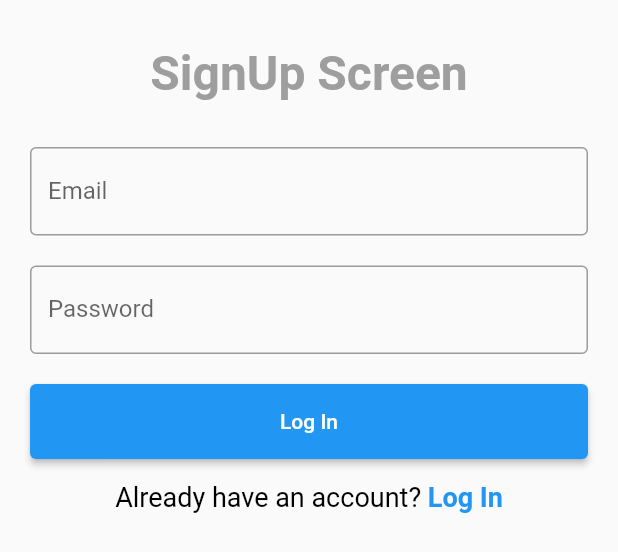
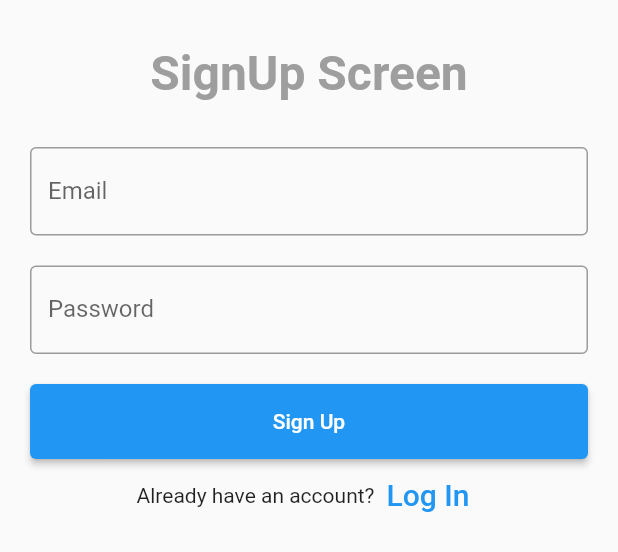
Before and after one commit to Vengadesh27/Food-App, a Flutter app: the SigninScreen widget shown alone on an empty page, opened directly with empty values, on a phone screen of 412 x 824 dp. Shown: the top 552 px of the screen. Run offline on Flutter 3.47's test engine with Material 2 defaults, Android fonts, the light colour scheme and no system bars; our stand-ins replace firebase_auth, firebase_core; accounts and stored records are empty; network calls fail.

Commit message:
SignUp Screen Done

```diff
--- a/lib/auth/signin_screen.dart
+++ b/lib/auth/signin_screen.dart
@@ -1,5 +1,6 @@
+import 'package:firebase_auth/firebase_auth.dart';
 import 'package:flutter/material.dart';
-import 'package:flutter/gestures.dart';
+import 'package:food_donation/main.dart';
 
 class SigninScreen extends StatefulWidget {
   final Function() onClickedLogIn;
@@ -32,7 +33,10 @@ class _SigninScreenState extends State<SigninScreen> {
             child: const Text(
               "SignUp Screen",
               textAlign: TextAlign.center,
-              style: TextStyle(fontSize: 32, fontWeight: FontWeight.w700,color: Colors.grey),
+              style: TextStyle(
+                  fontSize: 32,
+                  fontWeight: FontWeight.w700,
+                  color: Colors.grey),
             ),
           ),
           Container(
@@ -43,6 +47,7 @@ class _SigninScreenState extends State<SigninScreen> {
               textInputAction: TextInputAction.next,
               decoration: const InputDecoration(
                   border: OutlineInputBorder(), labelText: 'Email'),
+
             ),
           ),
           Container(
@@ -60,33 +65,47 @@ class _SigninScreenState extends State<SigninScreen> {
             height: 60,
             padding: const EdgeInsets.fromLTRB(10, 10, 10, 0),
             child: ElevatedButton(
-              onPressed: (){},
-              child: const Text('Log In'),
+              onPressed: signUp,
+              child: const Text('Sign Up'),
             ),
           ),
-          Container(
-            padding: const EdgeInsets.all(15),
-            child: RichText(
-              text: TextSpan(
-                  style: const TextStyle(color: Colors.black, fontSize: 18),
-                  text: 'Already have an account? ',
-                  children: [
-                    TextSpan(
-                        recognizer: TapGestureRecognizer()
-                          ..onTap = widget.onClickedLogIn,
-                        text: 'Log In',
-                        style: TextStyle(
-                            color: Theme.of(context).colorScheme.secondary,
-                            fontWeight: FontWeight.bold)),
-                  ]),
-              textAlign: TextAlign.center,
-            ),
-          )
+          Row(
+            mainAxisAlignment: MainAxisAlignment.center,
+            children: <Widget>[
+              const Text('Already have an account?'),
+              TextButton(
+                onPressed: widget.onClickedLogIn,
+                child: const Text(
+                  'Log In',
+                  style: TextStyle(fontSize: 20),
+                ),
+              )
+            ],
+          ),
         ],
       ),
     );
   }
+
+  Future signUp() async {
+    showDialog(
+      context: context,
+      barrierDismissible: false,
+      builder: (context) => const Center(child: CircularProgressIndicator()),
+    );
+    try {
+      await FirebaseAuth.instance.createUserWithEmailAndPassword(
+          email: emailController.text.trim(),
+          password: passwordController.text.trim());
+    } on FirebaseAuthException catch (e) {
+      print(e);
+    }
+
+    //Navigator.of(Context) not working!
+    navigatorKey.currentState!.popUntil((route) => route.isFirst);
+  }
 }
+
 
 
 /*
@@ -115,3 +134,26 @@ return SingleChildScrollView(
       ),
     );
  */
+
+
+/*
+Container(
+            padding: const EdgeInsets.all(15),
+            child: RichText(
+              text: TextSpan(
+                  style: const TextStyle(color: Colors.black, fontSize: 18),
+                  text: 'Already have an account? ',
+                  children: [
+                    TextSpan(
+                        recognizer: TapGestureRecognizer()
+                          ..onTap = widget.onClickedLogIn,
+                        text: 'Log In',
+                        style: TextStyle(
+                            color: Theme.of(context).colorScheme.secondary,
+                            fontWeight: FontWeight.bold)),
+                  ]),
+              textAlign: TextAlign.center,
+            ),
+          )
+
+ */
```
Also changed, not shown: lib/auth/login_screen.dart (+39 -49 lines).
